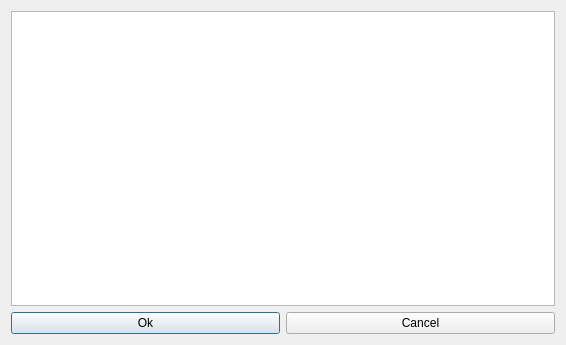
vonmecheln/fet, file fet/src/interface/commentsform_template.ui: the form before one commit.
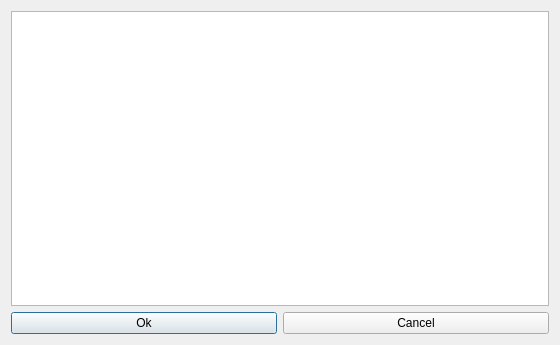
The form after the commit.

What changed in the file:
```diff
--- a/fet/src/interface/commentsform_template.ui
+++ b/fet/src/interface/commentsform_template.ui
@@ -6,7 +6,7 @@
    <rect>
     <x>0</x>
     <y>0</y>
-    <width>566</width>
+    <width>560</width>
     <height>345</height>
    </rect>
   </property>
```
Left out of the diff: 2 changed lines with no effect on the pictures.
